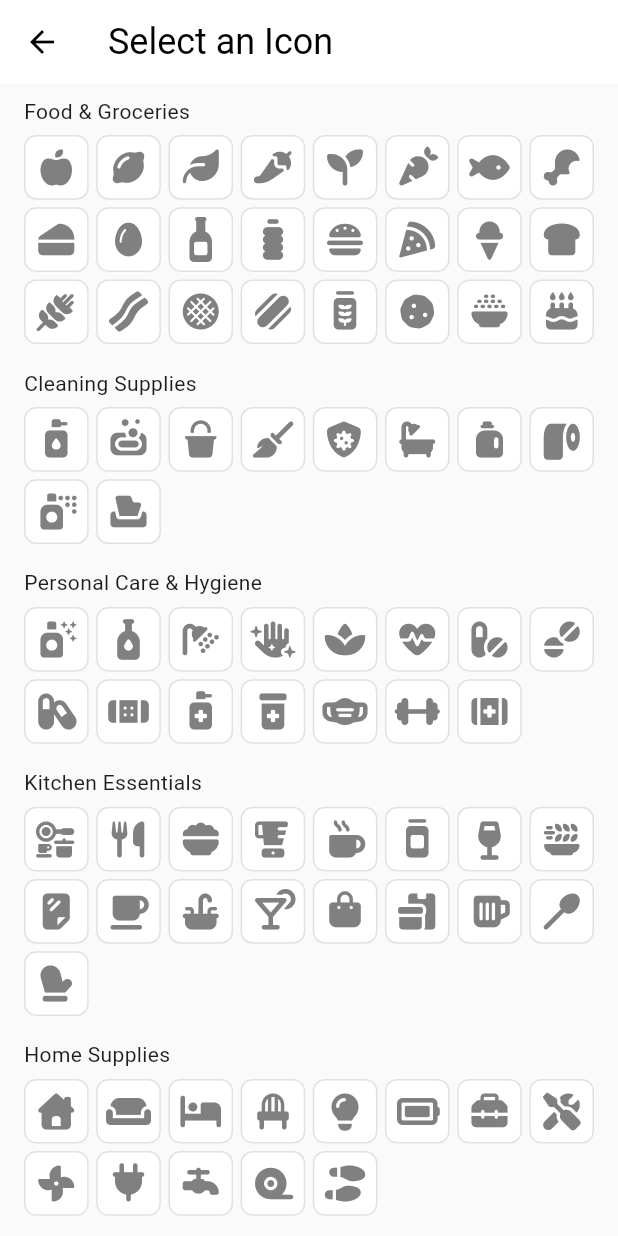
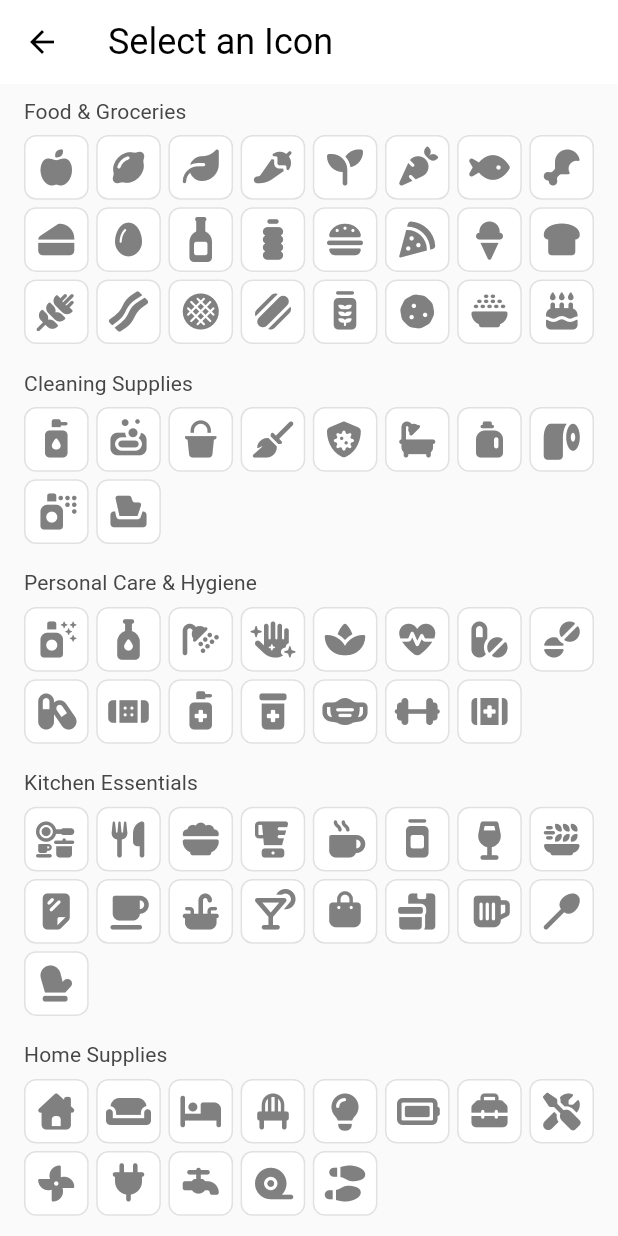
Before and after one commit to HastiKelidiSiyan/neverOut, a Flutter app: the IconSelectScreen screen opened directly, on a phone screen of 412 x 824 dp. Run offline on Flutter 3.47's test engine with Material 3 defaults, Android fonts, the phone set to English and light mode, and no system bars; our stand-ins replace connectivity_plus, drift, font_awesome_flutter, supabase_flutter; accounts and stored records are empty; generated files the repository leaves out were written again.

Commit message:
Fixed icon select screen font size.

```diff
--- a/lib/widgets/icon_category.dart
+++ b/lib/widgets/icon_category.dart
@@ -28,7 +28,7 @@ class _IconCategoryState extends State<IconCategory> {
         mainAxisAlignment: MainAxisAlignment.center,
         crossAxisAlignment: CrossAxisAlignment.start,
         children: [
-          Text(widget.category.name),
+          Text(widget.category.name, style: Theme.of(context).textTheme.titleSmall,),
           SizedBox(
             height: 6,
           ),
```
